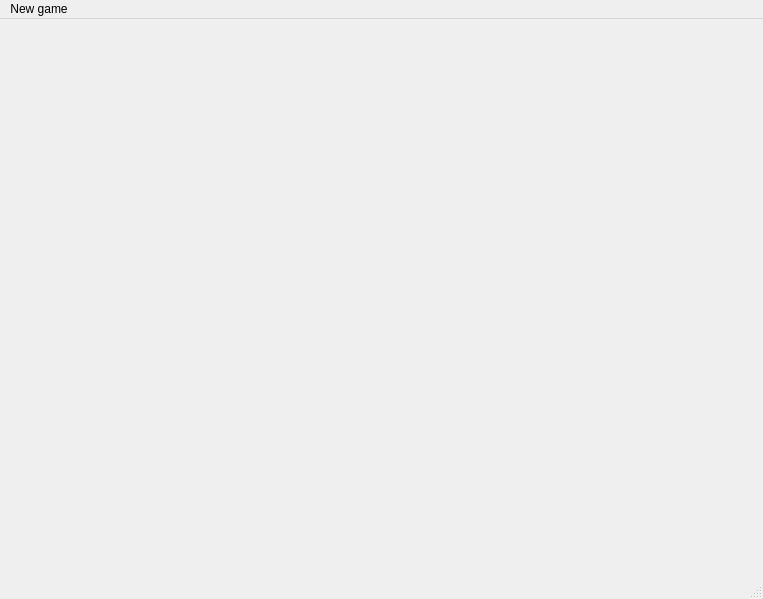
Old version of the form Ui.ui in the repository aedobrynin/smallChess.
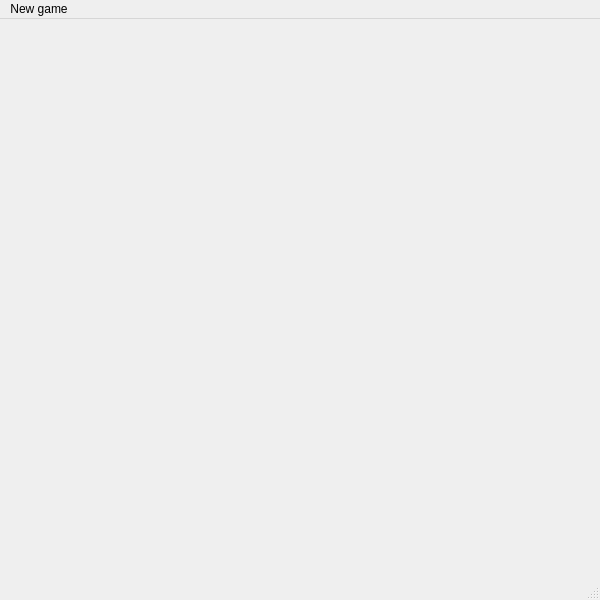
New version of the form.

The edit to the form file:
```diff
--- a/Ui.ui
+++ b/Ui.ui
@@ -6,10 +6,28 @@
    <rect>
     <x>0</x>
     <y>0</y>
-    <width>763</width>
-    <height>599</height>
+    <width>600</width>
+    <height>600</height>
    </rect>
   </property>
+  <property name="sizePolicy">
+   <sizepolicy hsizetype="Fixed" vsizetype="Fixed">
+    <horstretch>0</horstretch>
+    <verstretch>0</verstretch>
+   </sizepolicy>
+  </property>
+  <property name="minimumSize">
+   <size>
+    <width>600</width>
+    <height>600</height>
+   </size>
+  </property>
+  <property name="maximumSize">
+   <size>
+    <width>600</width>
+    <height>600</height>
+   </size>
+  </property>
   <property name="windowTitle">
    <string>Small Chess</string>
   </property>
@@ -45,7 +63,7 @@
     <rect>
      <x>0</x>
      <y>0</y>
-     <width>763</width>
+     <width>600</width>
      <height>22</height>
     </rect>
    </property>
```
